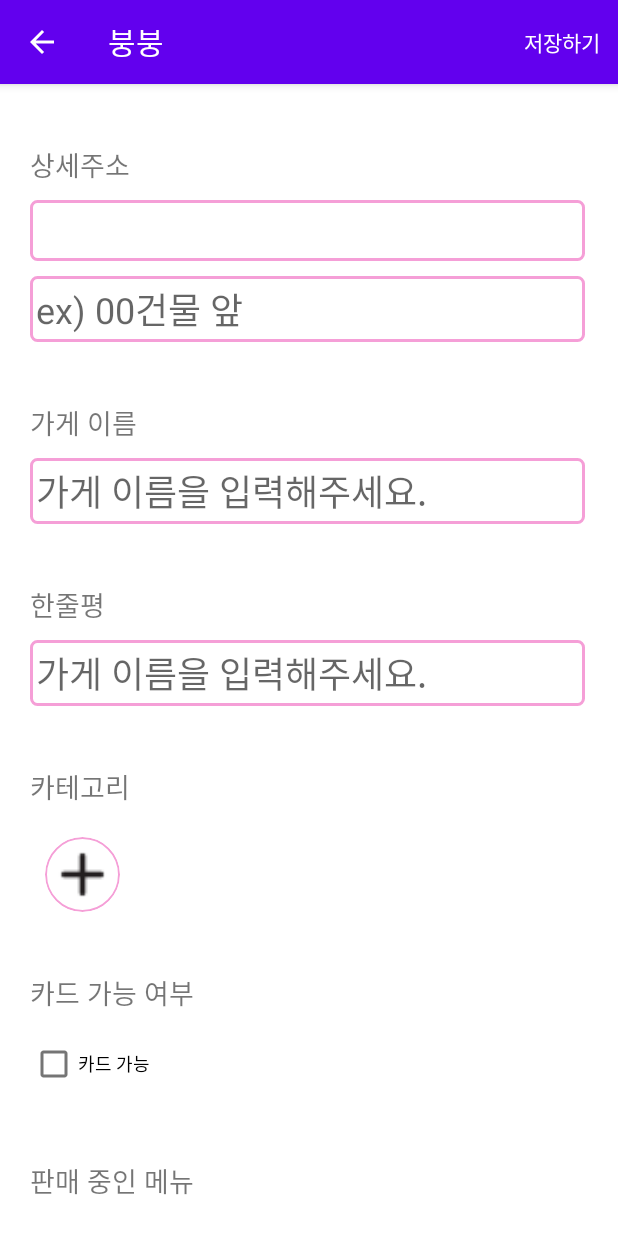
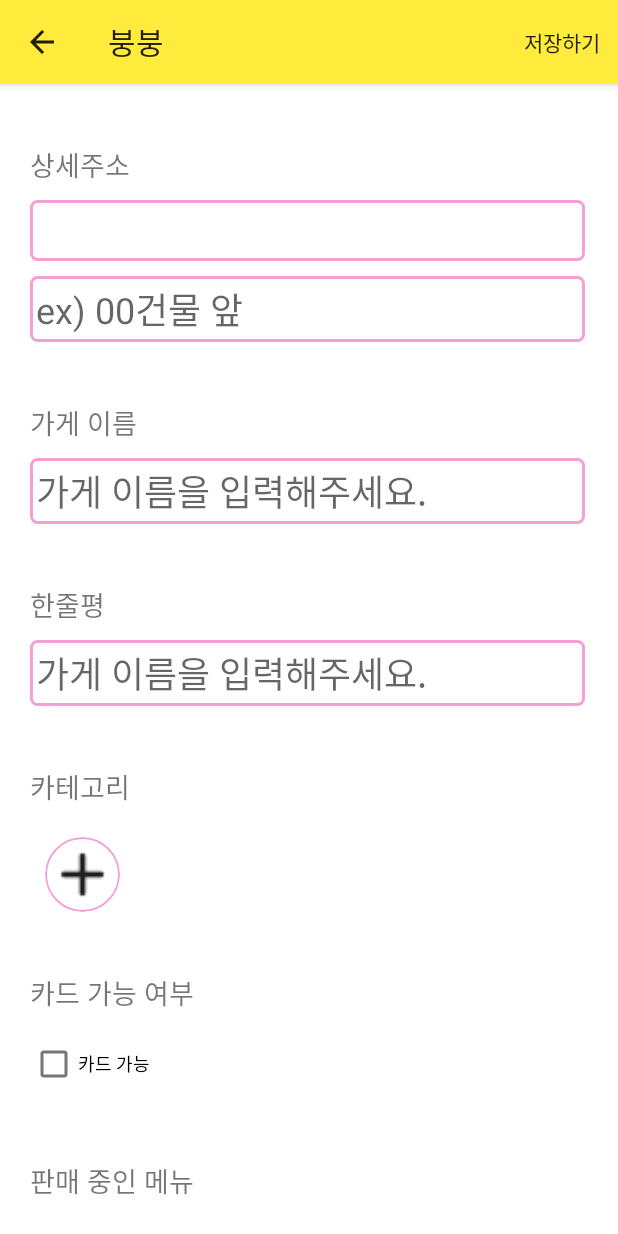
Before and after one commit to Zea7/BungBread, an Android app: the AddStoreActivity screen opened directly, with no data from a screen before it, after a tap on "위치 저장", on a phone screen of 412 x 824 dp. Run offline under Robolectric (Android 15) with nearby library versions, the phone set to English and light mode, and no system bars; libraries missing offline, so code that uses them is left out: net.daum.mf; pictures from the network do not load; 12 statements that could not run were skipped.

Commit message:
design fix

```diff
--- a/app/src/main/AndroidManifest.xml
+++ b/app/src/main/AndroidManifest.xml
@@ -28,7 +28,7 @@
             android:name=".addStore.AdditionalInfo"
             android:exported="false" />
         <activity
-            android:name=".addStore.AddStore"
+            android:name=".addStore.AddStoreActivity"
             android:exported="false" />
         <activity
             android:name=".Temp"
--- a/app/src/main/java/com/example/bungeoppang/MainFragment.kt
+++ b/app/src/main/java/com/example/bungeoppang/MainFragment.kt
@@ -16,7 +16,7 @@ import android.view.ViewGroup
 import android.widget.Button
 import android.widget.ImageView
 import androidx.core.app.ActivityCompat
-import com.example.bungeoppang.addStore.AddStore
+import com.example.bungeoppang.addStore.AddStoreActivity
 import com.example.bungeoppang.retrofit.DistanceStoreItem
 import kotlinx.coroutines.CoroutineScope
 import kotlinx.coroutines.Dispatchers
@@ -82,7 +82,7 @@ class MainFragment : Fragment(){
 
 
         button.setOnClickListener {
-            val intent: Intent = Intent(context, AddStore::class.java)
+            val intent: Intent = Intent(context, AddStoreActivity::class.java)
             latitude = map.mapCenterPoint.mapPointGeoCoord.latitude
             longitude = map.mapCenterPoint.mapPointGeoCoord.longitude
             intent.putExtra("latitude", latitude)
@@ -115,7 +115,7 @@ class MainFragment : Fragment(){
             temp.put("menus", json.menus)
             array.add(temp)
             val marker = MapPOIItem()
-            marker.selectedMarkerType = MapPOIItem.MarkerType.BluePin
+            marker.selectedMarkerType = MapPOIItem.MarkerType.YellowPin
             marker.mapPoint = MapPoint.mapPointWithGeoCoord(temp.getDouble("latitude"), temp.getDouble("longitude"))
             marker.itemName = temp.getString("storeName")
             map.addPOIItem(marker)
--- a/app/src/main/java/com/example/bungeoppang/ServerConnect.kt
+++ b/app/src/main/java/com/example/bungeoppang/ServerConnect.kt
@@ -3,10 +3,9 @@ package com.example.bungeoppang
 import android.app.Activity
 import android.content.Context
 import android.util.Log
-import android.widget.Toast
 import com.android.volley.toolbox.JsonObjectRequest
 import com.android.volley.toolbox.Volley
-import com.example.bungeoppang.addStore.AddStore
+import com.example.bungeoppang.addStore.AddStoreActivity
 import com.example.bungeoppang.retrofit.DistanceStore
 import com.example.bungeoppang.retrofit.DistanceStoreItem
 import com.example.bungeoppang.retrofit.RetrofitService
@@ -22,7 +21,6 @@ import retrofit2.Response
 import retrofit2.Retrofit
 import retrofit2.converter.gson.GsonConverterFactory
 import java.io.File
-import java.io.FileOutputStream
 import java.lang.Exception
 
 class ServerConnect {
@@ -59,7 +57,7 @@ class ServerConnect {
                         Log.d("ServerRequestToAddStore", "성공적으로 정보를 올렸습니다.")
                         Log.d("ServerRequestToAddStore", it.toString())
                         activity.finish()
-                        AddStore.addStoreActivity?.goBackToMain()
+                        AddStoreActivity.addStoreActivity?.goBackToMain()
                     }
                     else{
                         Log.d("ServerRequestToAddStore", "실패!")
--- a/app/src/main/java/com/example/bungeoppang/addStore/AddStore.kt
+++ b/app/src/main/java/com/example/bungeoppang/addStore/AddStoreActivity.kt
@@ -17,7 +17,7 @@ import net.daum.mf.map.api.MapPoint
 import net.daum.mf.map.api.MapReverseGeoCoder
 import net.daum.mf.map.api.MapView
 
-class AddStore : AppCompatActivity() , MapView.MapViewEventListener, MapView.POIItemEventListener, MapReverseGeoCoder.ReverseGeoCodingResultListener{
+class AddStoreActivity : AppCompatActivity() , MapView.MapViewEventListener, MapView.POIItemEventListener, MapReverseGeoCoder.ReverseGeoCodingResultListener{
     private var latitude:Double = 0.0
     private var longitude:Double = 0.0
     private var save_button: Button? = null
@@ -27,41 +27,33 @@ class AddStore : AppCompatActivity() , MapView.MapViewEventListener, MapView.POI
     private val TAG = "AppStore"
     private var address: String? = null
     companion object{
-        var addStoreActivity: AddStore? = null
+        var addStoreActivity: AddStoreActivity? = null
     }
 
-    override fun onBackPressed() {
-        goBackToMain()
-    }
+//    override fun onBackPressed() {
+//        goBackToMain()
+//    }
 
     // App bar 버튼 동작
-    override fun onOptionsItemSelected(item: MenuItem): Boolean {
-        if(item.itemId == android.R.id.home){
-            goBackToMain()
-        }
-        return super.onOptionsItemSelected(item)
-    }
+//    override fun onOptionsItemSelected(item: MenuItem): Boolean {
+//        if(item.itemId == android.R.id.home){
+//            goBackToMain()
+//        }
+//        return super.onOptionsItemSelected(item)
+//    }
 
 
     @SuppressLint("ResourceAsColor")
     override fun onCreate(savedInstanceState: Bundle?) {
         super.onCreate(savedInstanceState)
         setContentView(R.layout.activity_add_store)
-
         addStoreActivity = this
-
-        // 뒤로가기 버튼
-        getSupportActionBar()?.setTitle("Gallery")
-        getSupportActionBar()?.setDisplayHomeAsUpEnabled(true)
-        getSupportActionBar()?.setDisplayShowHomeEnabled(true)
         marker.isDraggable = true
         marker.itemName = "가게 위치"
         marker.markerType = MapPOIItem.MarkerType.CustomImage
         marker.customImageResourceId = R.drawable.blue_marker
 
         save_button = findViewById(R.id.save_store_button)
-        text = findViewById(R.id.address_show)
-        text?.setTextColor(R.color.black)
         map = findViewById<MapView>(R.id.add_store_map)
         map?.setMapCenterPoint(MapPoint.mapPointWithGeoCoord(latitude, longitude), true)
         marker.mapPoint = map?.mapCenterPoint
@@ -175,7 +167,7 @@ class AddStore : AppCompatActivity() , MapView.MapViewEventListener, MapView.POI
     }
 
     override fun onReverseGeoCoderFoundAddress(p0: MapReverseGeoCoder?, p1: String?) {
-        text?.text = p1!!
+        supportActionBar?.title = p1!!
         address = p1
     }
 
--- a/app/src/main/res/values/themes.xml
+++ b/app/src/main/res/values/themes.xml
@@ -1,9 +1,9 @@
 <resources xmlns:tools="http://schemas.android.com/tools">
     <!-- Base application theme. -->
-    <style name="Theme.BungEoPpang" parent="Theme.MaterialComponents.DayNight.DarkActionBar">
+    <style name="Theme.BungEoPpang" parent="Theme.MaterialComponents.Light">
         <!-- Primary brand color. -->
-        <item name="colorPrimary">@color/purple_500</item>
-        <item name="colorPrimaryVariant">@color/purple_700</item>
+        <item name="colorPrimary">#FFEB3B</item>
+        <item name="colorPrimaryVariant">@color/black</item>
         <item name="colorOnPrimary">@color/black</item>
         <!-- Secondary brand color. -->
         <item name="colorSecondary">@color/teal_200</item>
```
Also changed, not shown: app/src/main/java/com/example/bungeoppang/MapFragment.kt (deleted, +0 -39 lines), app/src/main/res/layout/activity_add_store.xml (+1 -9 lines).
